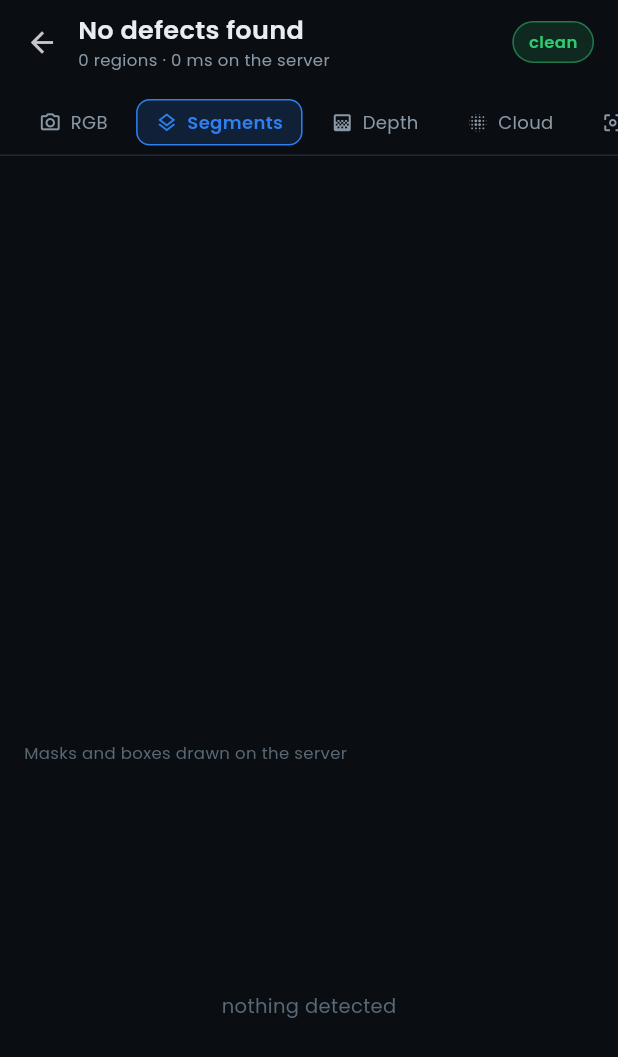
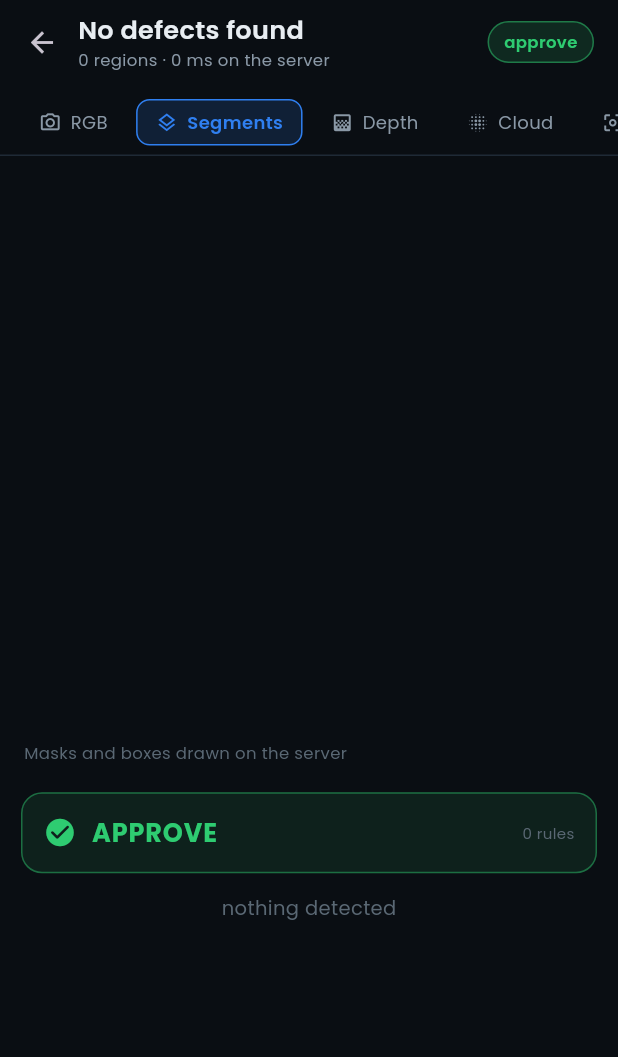
Before and after one commit to he15enberg/weld-inspection, a Flutter app: the ResultView widget shown alone on an empty page, opened directly with empty values, on a phone screen of 412 x 824 dp. Shown: the top 1057 px of the screen. Run offline on Flutter 3.47's test engine with Material 3 defaults, Android fonts, the phone set to English and light mode, and no system bars; our stand-ins replace google_fonts, shared_preferences; accounts and stored records are empty.

Commit message:
ui changes

```diff
--- a/lib/api.dart
+++ b/lib/api.dart
@@ -68,12 +68,20 @@ class Report {
     required this.annotated,
     required this.detections,
     required this.timingMs,
+    this.judgement = Judgement.empty,
+    this.assessment = const Assessment(status: 'disabled'),
   });
 
   /// The capture with masks and boxes already drawn, from the server.
   final Uint8List annotated;
   final List<Detection> detections;
   final Map<String, int> timingMs;
+
+  /// The rule table's decision. This is the answer a person acts on.
+  final Judgement judgement;
+
+  /// The VLM's explanation of that decision. Advisory only.
+  final Assessment assessment;
 
   int get serverMs => timingMs['total'] ?? 0;
 
@@ -190,6 +198,135 @@ class Api {
           .toList(),
       timingMs: (j['timing_ms'] as Map<String, dynamic>)
           .map((k, v) => MapEntry(k, (v as num).toInt())),
+      judgement: j['judgement'] is Map
+          ? Judgement.fromJson(j['judgement'] as Map<String, dynamic>)
+          : Judgement.empty,
+      assessment: j['assessment'] is Map
+          ? Assessment.fromJson(j['assessment'] as Map<String, dynamic>)
+          : const Assessment(status: 'disabled'),
     );
   }
 }
+
+/// The verdict, decided by the server's rule table. Never by the VLM.
+enum Verdict {
+  approve('Approve'),
+  rework('Rework'),
+  reject('Reject');
+
+  const Verdict(this.label);
+  final String label;
+
+  static Verdict parse(String? s) => switch (s) {
+        'reject' => Verdict.reject,
+        'rework' => Verdict.rework,
+        _ => Verdict.approve,
+      };
+}
+
+/// One rule's outcome, so the app can show what was checked — including the
+/// rules that passed. An APPROVE that lists nothing looks like a failure to
+/// look; an APPROVE that lists three clear checks looks like an inspection.
+class RuleCheck {
+  const RuleCheck({
+    required this.id,
+    required this.title,
+    required this.status,
+    required this.detail,
+    this.reason,
+  });
+
+  final String id;
+  final String title;
+
+  /// `clear`, `fired`, or `unmeasured`.
+  final String status;
+  final String detail;
+  final String? reason;
+
+  bool get fired => status == 'fired';
+  bool get unmeasured => status == 'unmeasured';
+
+  factory RuleCheck.fromJson(Map<String, dynamic> j) => RuleCheck(
+        id: j['id'] as String? ?? '',
+        title: j['title'] as String? ?? '',
+        status: j['status'] as String? ?? 'clear',
+        detail: j['detail'] as String? ?? '',
+        reason: j['reason'] as String?,
+      );
+}
+
+class Judgement {
+  const Judgement({
+    required this.verdict,
+    required this.headline,
+    required this.checks,
+    required this.noted,
+  });
+
+  final Verdict verdict;
+  final String headline;
+  final List<RuleCheck> checks;
+
+  /// Classes that were detected but are acceptable on presence alone.
+  final List<String> noted;
+
+  static const empty = Judgement(
+    verdict: Verdict.approve,
+    headline: '',
+    checks: [],
+    noted: [],
+  );
+
+  factory Judgement.fromJson(Map<String, dynamic> j) => Judgement(
+        verdict: Verdict.parse(j['verdict'] as String?),
+        headline: j['headline'] as String? ?? '',
+        checks: ((j['checks'] as List?) ?? [])
+            .map((c) => RuleCheck.fromJson(c as Map<String, dynamic>))
+            .toList(),
+        noted: ((j['noted'] as List?) ?? []).map((n) => '$n').toList(),
+      );
+}
+
+/// The VLM's read. Advisory: it explains the verdict and never changes it.
+class Assessment {
+  const Assessment({
+    required this.status,
+    this.summary = '',
+    this.concerns = const [],
+    this.imageQuality,
+    this.missedRejectable = const [],
+    this.error,
+    this.ms,
+  });
+
+  /// `ready`, `disabled`, or `failed`.
+  final String status;
+  final String summary;
+  final List<String> concerns;
+
+  /// `good`, `fair`, `poor`, or null when the model did not say.
+  final String? imageQuality;
+
+  /// Rejectable defects the VLM says it can see and the detector did not.
+  /// Surfaced as a warning; deliberately does NOT change the verdict.
+  final List<String> missedRejectable;
+
+  final String? error;
+  final int? ms;
+
+  bool get isReady => status == 'ready' && summary.isNotEmpty;
+  bool get isDisabled => status == 'disabled';
+  bool get poorImage => imageQuality == 'poor';
+
+  factory Assessment.fromJson(Map<String, dynamic> j) => Assessment(
+        status: j['status'] as String? ?? 'failed',
+        summary: (j['summary'] as String? ?? '').trim(),
+        concerns: ((j['concerns'] as List?) ?? []).map((c) => '$c').toList(),
+        imageQuality: j['image_quality'] as String?,
+        missedRejectable:
+            ((j['missed_rejectable'] as List?) ?? []).map((m) => '$m').toList(),
+        error: j['error'] as String?,
+        ms: (j['ms'] as num?)?.toInt(),
+      );
+}
--- a/lib/result.dart
+++ b/lib/result.dart
@@ -23,6 +23,7 @@ import 'depth_view.dart';
 import 'point_cloud.dart';
 import 'point_cloud_view.dart';
 import 'theme.dart';
+import 'verdict_card.dart';
 
 enum ResultTab {
   rgb('RGB', Icons.photo_camera_outlined),
@@ -108,7 +109,19 @@ class _ResultViewState extends State<ResultView> {
           child: ColoredBox(color: Colors.black, child: _pane()),
         ),
         _Caption(tab: _tab, report: widget.report),
-        Expanded(flex: 4, child: _Findings(report: widget.report)),
+        Expanded(
+          flex: 4,
+          child: ListView(
+            padding: const EdgeInsets.only(bottom: 18),
+            children: [
+              VerdictBanner(judgement: widget.report.judgement),
+              RuleList(judgement: widget.report.judgement),
+              AssessmentCard(assessment: widget.report.assessment),
+              const SizedBox(height: 14),
+              _Findings(report: widget.report),
+            ],
+          ),
+        ),
       ],
     );
   }
@@ -220,9 +233,12 @@ class _Header extends StatelessWidget {
                 ],
               ),
             ),
+            // The rule table's verdict, not a guess from the detection count.
+            // The old chip said "clean" whenever no defect class fired, which
+            // is a different claim from "the rules cleared it".
             _Chip(
-              text: defects == 0 ? 'clean' : 'review',
-              color: defects == 0 ? WeldzColors.good : WeldzColors.warn,
+              text: report.judgement.verdict.label.toLowerCase(),
+              color: verdictColour(report.judgement.verdict),
             ),
           ],
         ),
@@ -352,6 +368,8 @@ class _Findings extends StatelessWidget {
         border: Border(top: BorderSide(color: WeldzColors.border)),
       ),
       child: ListView.separated(
+        shrinkWrap: true,
+        physics: const NeverScrollableScrollPhysics(),
         padding: const EdgeInsets.symmetric(vertical: 4),
         itemCount: rows.length,
         separatorBuilder: (_, _) => const Divider(),
--- /dev/null
+++ b/lib/verdict_card.dart
@@ -0,0 +1,337 @@
+// The verdict, the rules behind it, and the VLM's read of it.
+//
+// Two things are deliberately separated here, because conflating them is how an
+// inspection app becomes untrustworthy:
+//
+//   The VERDICT comes from the server's rule table. It is deterministic, the
+//   same for the same detections, and it is what a person acts on.
+//
+//   The ASSESSMENT is a vision model explaining that verdict in plain language.
+//   It is labelled advisory and it cannot move the verdict.
+//
+// The one exception is the missed-rejectable warning: if the VLM says it can
+// see a crack the detector did not, that is shown prominently — and still does
+// not change the verdict. A person decides. Keeping the verdict reproducible
+// matters more than catching every miss automatically.
+
+import 'package:flutter/material.dart';
+
+import 'api.dart';
+import 'theme.dart';
+
+Color verdictColour(Verdict v) => switch (v) {
+      Verdict.approve => WeldzColors.good,
+      Verdict.rework => WeldzColors.warn,
+      Verdict.reject => WeldzColors.bad,
+    };
+
+IconData verdictIcon(Verdict v) => switch (v) {
+      Verdict.approve => Icons.check_circle_rounded,
+      Verdict.rework => Icons.build_circle_rounded,
+      Verdict.reject => Icons.cancel_rounded,
+    };
+
+/// The headline answer, always present because the rules always produce one.
+class VerdictBanner extends StatelessWidget {
+  const VerdictBanner({super.key, required this.judgement});
+
+  final Judgement judgement;
+
+  @override
+  Widget build(BuildContext context) {
+    final colour = verdictColour(judgement.verdict);
+    final fired =
+        judgement.checks.where((c) => c.fired || c.unmeasured).toList();
+
+    return Container(
+      margin: const EdgeInsets.fromLTRB(14, 10, 14, 0),
+      padding: const EdgeInsets.all(14),
+      decoration: BoxDecoration(
+        color: colour.withValues(alpha: 0.10),
+        borderRadius: BorderRadius.circular(14),
+        border: Border.all(color: colour.withValues(alpha: 0.45)),
+      ),
+      child: Column(
+        crossAxisAlignment: CrossAxisAlignment.start,
+        children: [
+          Row(
+            children: [
+              Icon(verdictIcon(judgement.verdict), size: 22, color: colour),
+              const SizedBox(width: 10),
+              Text(
+                judgement.verdict.label.toUpperCase(),
+                style: TextStyle(
+                  fontSize: 17,
+                  fontWeight: FontWeight.w700,
+                  letterSpacing: 0.6,
+                  color: colour,
+                ),
+              ),
+              const Spacer(),
+              Text('${judgement.checks.length} rules',
+                  style: const TextStyle(
+                      fontSize: 10, color: WeldzColors.textFaint)),
+            ],
+          ),
+          if (judgement.headline.isNotEmpty) ...[
+            const SizedBox(height: 6),
+            Text(judgement.headline,
+                style: const TextStyle(fontSize: 12.5, height: 1.35)),
+          ],
+          // Only the rules that fired. The clear ones sit in the collapsed list
+          // below so the banner stays a headline rather than a report.
+          for (final c in fired) ...[
+            const SizedBox(height: 8),
+            Row(
+              crossAxisAlignment: CrossAxisAlignment.start,
+              children: [
+                Text(c.id,
+                    style: weldzMono(
+                        size: 10,
+                        weight: FontWeight.w600,
+                        color: WeldzColors.textFaint)),
+                const SizedBox(width: 8),
+                Expanded(
+                  child: Text(
+                    c.reason == null
+                        ? '${c.title} - ${c.detail}'
+                        : '${c.title} - ${c.detail}\n${c.reason}',
+                    style: const TextStyle(
+                        fontSize: 11, height: 1.35, color: WeldzColors.textDim),
+                  ),
+                ),
+              ],
+            ),
+          ],
+        ],
+      ),
+    );
+  }
+}
+
+/// What was checked and cleared, collapsed.
+///
+/// An APPROVE showing nothing reads as "nobody looked"; three green rows on
+/// every capture would bury the findings. Collapsed with a count is the
+/// compromise.
+class RuleList extends StatefulWidget {
+  const RuleList({super.key, required this.judgement});
+
+  final Judgement judgement;
+
+  @override
+  State<RuleList> createState() => _RuleListState();
+}
+
+class _RuleListState extends State<RuleList> {
+  bool _open = false;
+
+  @override
+  Widget build(BuildContext context) {
+    final clear = widget.judgement.checks
+        .where((c) => !c.fired && !c.unmeasured)
+        .toList();
+    if (clear.isEmpty) return const SizedBox.shrink();
+
+    return Padding(
+      padding: const EdgeInsets.fromLTRB(16, 9, 16, 0),
+      child: Column(
+        crossAxisAlignment: CrossAxisAlignment.start,
+        children: [
+          GestureDetector(
+            onTap: () => setState(() => _open = !_open),
+            child: Row(
+              children: [
+                Icon(_open ? Icons.expand_less : Icons.expand_more,
+                    size: 16, color: WeldzColors.textDim),
+                const SizedBox(width: 6),
+                Text('${clear.length} rules clear',
+                    style: const TextStyle(
+                        fontSize: 11, color: WeldzColors.textDim)),
+                if (widget.judgement.noted.isNotEmpty) ...[
+                  const SizedBox(width: 8),
+                  Expanded(
+                    child: Text(
+                      '· ${widget.judgement.noted.join(", ")} noted',
+                      overflow: TextOverflow.ellipsis,
+                      style: const TextStyle(
+                          fontSize: 10, color: WeldzColors.textFaint),
+                    ),
+                  ),
+                ],
+              ],
+            ),
+          ),
+          if (_open)
+            for (final c in clear)
+              Padding(
+                padding: const EdgeInsets.only(left: 22, top: 6),
+                child: Row(
+                  children: [
+                    const Icon(Icons.check, size: 12, color: WeldzColors.good),
+                    const SizedBox(width: 8),
+                    Expanded(
+                      child: Text('${c.title} - ${c.detail}',
+                          style: const TextStyle(
+                              fontSize: 11, color: WeldzColors.textDim)),
+                    ),
+                  ],
+                ),
+              ),
+        ],
+      ),
+    );
+  }
+}
+
+class AssessmentCard extends StatelessWidget {
+  const AssessmentCard({super.key, required this.assessment});
+
+  final Assessment assessment;
+
+  @override
+  Widget build(BuildContext context) {
+    // Nothing to say and no reason to take up space.
+    if (assessment.isDisabled) return const SizedBox.shrink();
+
+    if (!assessment.isReady) {
+      return _shell(
+        child: Text(
+          assessment.error ?? 'No assessment for this capture.',
+          style: const TextStyle(fontSize: 11.5, color: WeldzColors.textFaint),
+        ),
+      );
+    }
+
+    return _shell(
+      child: Column(
+        crossAxisAlignment: CrossAxisAlignment.start,
+        children: [
+          if (assessment.missedRejectable.isNotEmpty) ...[
+            _MissedWarning(labels: assessment.missedRejectable),
+            const SizedBox(height: 11),
+          ],
+          Text(assessment.summary,
+              style: const TextStyle(fontSize: 12.5, height: 1.45)),
+          if (assessment.concerns.isNotEmpty) ...[
+            const SizedBox(height: 10),
+            Wrap(
+              spacing: 6,
+              runSpacing: 6,
+              children: [
+                for (final c in assessment.concerns) _Chip(text: c),
+              ],
+            ),
+          ],
+          // Framing is the biggest single lever on result quality, so a poor
+          // image gets its own line rather than being one chip among several.
+          if (assessment.poorImage) ...[
+            const SizedBox(height: 10),
+            const Row(
+              children: [
+                Icon(Icons.center_focus_weak, size: 14, color: WeldzColors.warn),
+                SizedBox(width: 8),
+                Expanded(
+                  child: Text(
+                    'Image quality is poor. Try again closer, with the part '
+                    'filling the frame.',
+                    style: TextStyle(
+                        fontSize: 11, height: 1.3, color: WeldzColors.warn),
+                  ),
+                ),
+              ],
+            ),
+          ],
+        ],
+      ),
+    );
+  }
+
+  Widget _shell({required Widget child}) => Container(
+        margin: const EdgeInsets.fromLTRB(14, 10, 14, 0),
+        padding: const EdgeInsets.all(14),
+        decoration: BoxDecoration(
+          color: WeldzColors.surface,
+          borderRadius: BorderRadius.circular(14),
+          border: Border.all(color: WeldzColors.border),
+        ),
+        child: Column(
+          crossAxisAlignment: CrossAxisAlignment.start,
+          children: [
+            Row(
+              children: [
+                const Icon(Icons.auto_awesome_outlined,
+                    size: 14, color: WeldzColors.blue),
+                const SizedBox(width: 8),
+                const Text('ASSESSMENT',
+                    style: TextStyle(
+                      fontSize: 10,
+                      fontWeight: FontWeight.w600,
+                      letterSpacing: 1.1,
+                      color: WeldzColors.blue,
+                    )),
+                const Spacer(),
+                // Says outright that this is not the verdict.
+                const Text('advisory',
+                    style: TextStyle(
+                        fontSize: 9.5,
+                        fontStyle: FontStyle.italic,
+                        color: WeldzColors.textFaint)),
+              ],
+            ),
+            const SizedBox(height: 10),
+            child,
+          ],
+        ),
+      );
+}
+
+class _MissedWarning extends StatelessWidget {
+  const _MissedWarning({required this.labels});
+
+  final List<String> labels;
+
+  @override
+  Widget build(BuildContext context) => Container(
+        padding: const EdgeInsets.symmetric(horizontal: 10, vertical: 9),
+        decoration: BoxDecoration(
+          color: WeldzColors.bad.withValues(alpha: 0.12),
+          borderRadius: BorderRadius.circular(10),
+          border: Border.all(color: WeldzColors.bad.withValues(alpha: 0.4)),
+        ),
+        child: Row(
+          children: [
+            const Icon(Icons.priority_high_rounded,
+                size: 15, color: WeldzColors.bad),
+            const SizedBox(width: 9),
+            Expanded(
+              child: Text(
+                'Possible ${labels.join(", ")} the detector did not report. '
+                'Check by eye — the verdict above does not include this.',
+                style: const TextStyle(
+                    fontSize: 11, height: 1.3, color: WeldzColors.bad),
+              ),
+            ),
+          ],
+        ),
+      );
+}
+
+class _Chip extends StatelessWidget {
+  const _Chip({required this.text});
+
+  final String text;
+
+  @override
+  Widget build(BuildContext context) => Container(
+        padding: const EdgeInsets.symmetric(horizontal: 9, vertical: 5),
+        decoration: BoxDecoration(
+          color: WeldzColors.surfaceHigh,
+          borderRadius: BorderRadius.circular(14),
+          border: Border.all(color: WeldzColors.border),
+        ),
+        child: Text(text,
+            style:
+                const TextStyle(fontSize: 10.5, color: WeldzColors.textDim)),
+      );
+}
```
